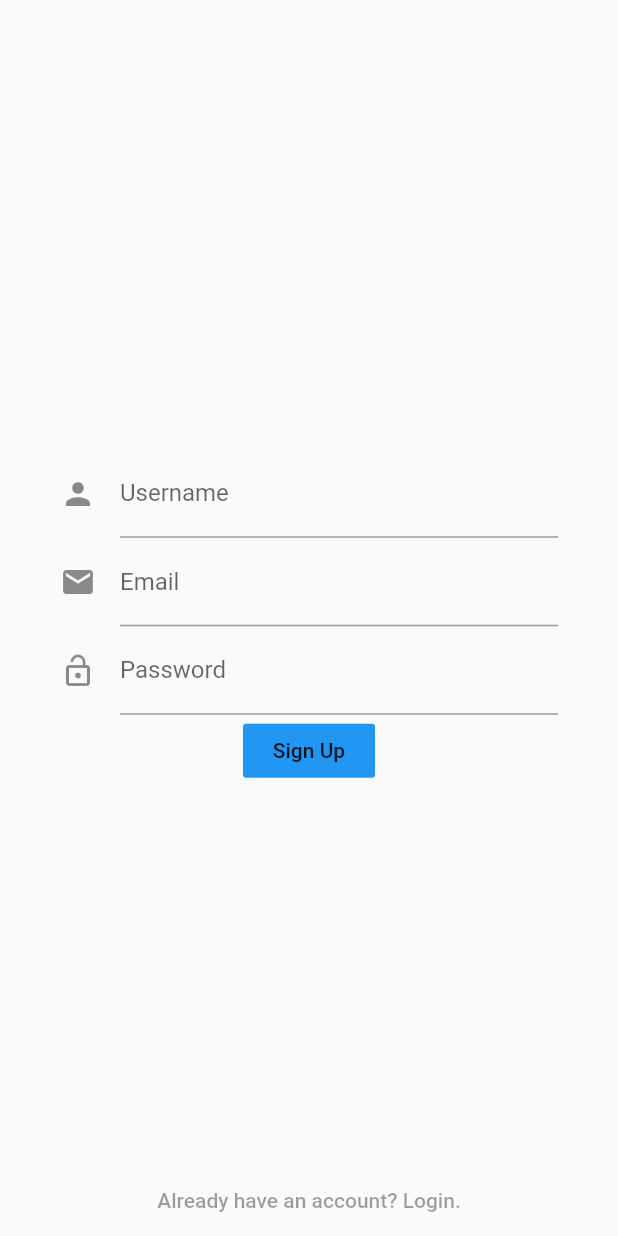
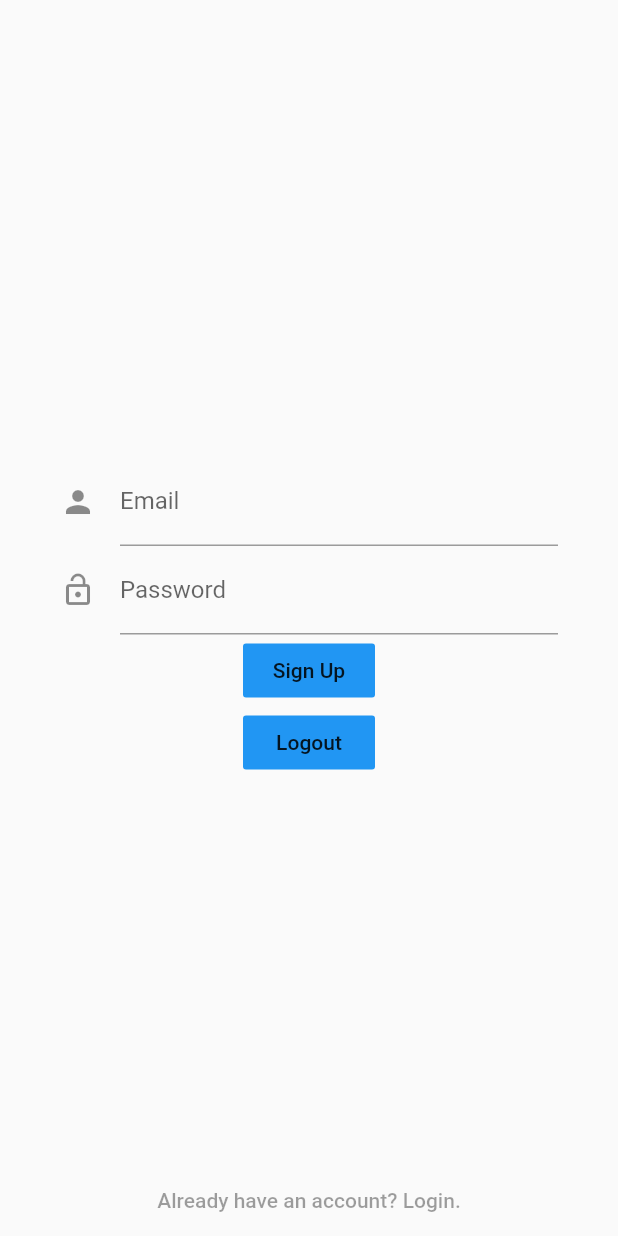
Before and after one commit to garytang75/MindCue, a Flutter app: the SignUpPage screen opened directly, after a tap on "Sign Up", on a phone screen of 412 x 824 dp. Run offline on Flutter 3.47's test engine with Material 2 defaults, Android fonts, the phone set to English and light mode, and no system bars; our stand-ins replace flutter_login; missing offline and left inert: amplify_analytics_pinpoint, amplify_auth_cognito, amplify_core, amplify_flutter.

Commit message:
update input

```diff
--- a/lib/auth_credentials.dart
+++ b/lib/auth_credentials.dart
@@ -1,4 +1,4 @@
-// 1
+
 abstract class AuthCredentials {
   final String username;
   final String password;
@@ -6,13 +6,11 @@ abstract class AuthCredentials {
   AuthCredentials({this.username, this.password});
 }
 
-// 2
 class LoginCredentials extends AuthCredentials {
   LoginCredentials({String username, String password})
       : super(username: username, password: password);
 }
 
-// 3
 class SignUpCredentials extends AuthCredentials {
   final String email;
 
--- a/lib/home_page.dart
+++ b/lib/home_page.dart
@@ -1,4 +1,6 @@
 import 'package:flutter/material.dart';
+
+import './auth_service.dart';
 
 class HelloWorld extends StatelessWidget {
   final VoidCallback shouldLogOut;
@@ -9,12 +11,21 @@ class HelloWorld extends StatelessWidget {
     return Container(
         child: Scaffold(
             body: Center(
-              child: Text('Hello World',
-                style: TextStyle(fontSize: 20, fontWeight: FontWeight.bold),
-                textAlign: TextAlign.center,
-              ),
-            )
+              child:
+              // (Text('Hello World',
+              //     style: TextStyle(fontSize: 20, fontWeight: FontWeight.bold),
+              //     textAlign: TextAlign.center,
+              //   )
+              // ),
+              FlatButton(
+                child: Text('Logout'),
+                onPressed: AuthService().logOut,
+                color: Theme.of(context).accentColor)
+          )
+
         )
+
     );
+
   }
 }
--- a/lib/login_page.dart
+++ b/lib/login_page.dart
@@ -1,7 +1,6 @@
 import 'package:flutter/material.dart';
 
 import './auth_credentials.dart';
-
 
 class LoginPage extends StatefulWidget {
   final VoidCallback shouldShowSignUp;
@@ -69,7 +68,6 @@ class _LoginPageState extends State<LoginPage> {
     );
   }
 
-  // 7
   void _login() {
     final username = _usernameController.text.trim();
     final password = _passwordController.text.trim();
--- a/lib/sign_up_page.dart
+++ b/lib/sign_up_page.dart
@@ -1,6 +1,7 @@
 import 'package:flutter/material.dart';
 
 import './auth_credentials.dart';
+import './auth_service.dart';
 
 class SignUpPage extends StatefulWidget {
   final ValueChanged<SignUpCredentials> didProvideCredentials;
@@ -15,7 +16,8 @@ class SignUpPage extends StatefulWidget {
 
 class _SignUpPageState extends State<SignUpPage> {
   final _usernameController = TextEditingController();
-  final _emailController = TextEditingController();
+  //currently username = email address
+  //final _emailController = TextEditingController();
   final _passwordController = TextEditingController();
 
   @override
@@ -46,15 +48,15 @@ class _SignUpPageState extends State<SignUpPage> {
         TextField(
           controller: _usernameController,
           decoration:
-          InputDecoration(icon: Icon(Icons.person), labelText: 'Username'),
+          InputDecoration(icon: Icon(Icons.person), labelText: 'Email'),
         ),
 
-        // Email TextField
-        TextField(
-          controller: _emailController,
-          decoration:
-          InputDecoration(icon: Icon(Icons.mail), labelText: 'Email'),
-        ),
+        // // Email TextField
+        // TextField(
+        //   controller: _emailController,
+        //   decoration:
+        //   InputDecoration(icon: Icon(Icons.mail), labelText: 'Email'),
+        // ),
 
         // Password TextField
         TextField(
@@ -69,14 +71,22 @@ class _SignUpPageState extends State<SignUpPage> {
         FlatButton(
             onPressed: _signUp,
             child: Text('Sign Up'),
+            color: Theme.of(context).accentColor),
+        ///////////////////////////////
+        ///this button here just for testing
+        /// delete in actual app
+        FlatButton(
+            child: Text('Logout'),
+            onPressed: AuthService().logOut,
             color: Theme.of(context).accentColor)
+        ///////////////////////////////
       ],
     );
   }
 
   void _signUp() {
     final username = _usernameController.text.trim();
-    final email = _emailController.text.trim();
+    final email = _usernameController.text.trim();
     final password = _passwordController.text.trim();
 
     print('username: $username');
```
